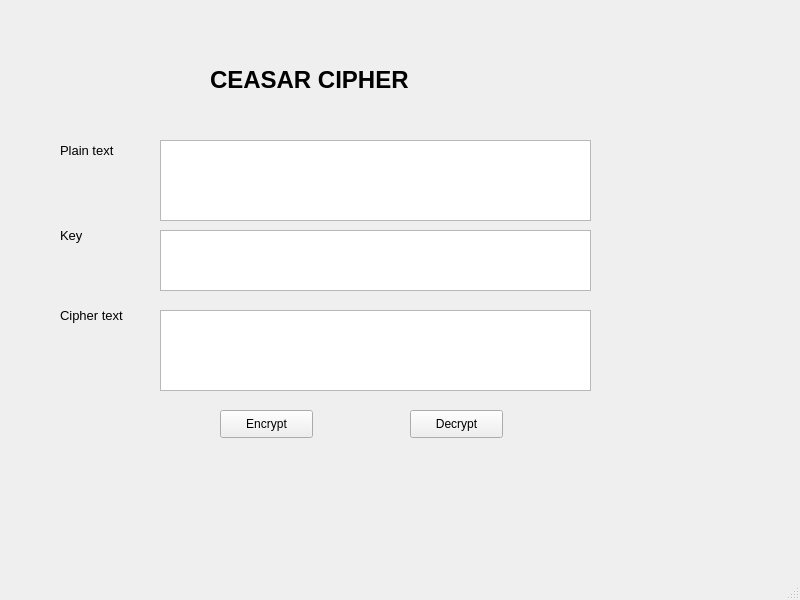
Old version of the form BAITHUCHANH03/ui/caesar.ui in the repository vominhtam1704/THBMTTNANGCAO.
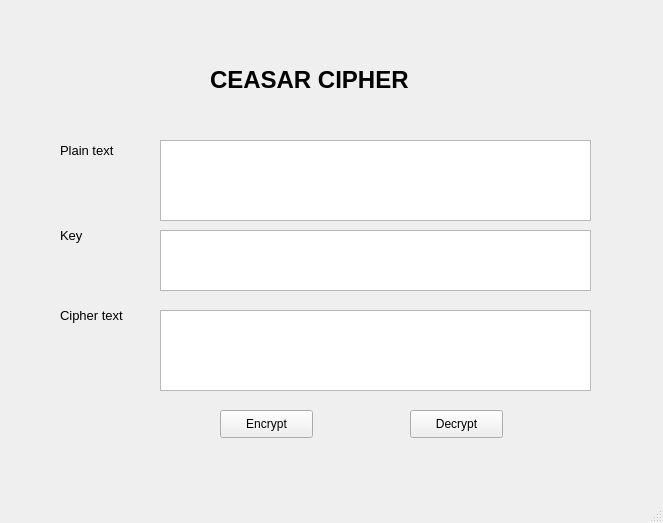
New version of the form.

Diff of the .ui file:
```diff
--- a/BAITHUCHANH03/ui/caesar.ui
+++ b/BAITHUCHANH03/ui/caesar.ui
@@ -6,8 +6,8 @@
    <rect>
     <x>0</x>
     <y>0</y>
-    <width>800</width>
-    <height>600</height>
+    <width>663</width>
+    <height>523</height>
    </rect>
   </property>
   <property name="windowTitle">
```
Left out of the diff: 2 changed lines with no effect on the pictures.
